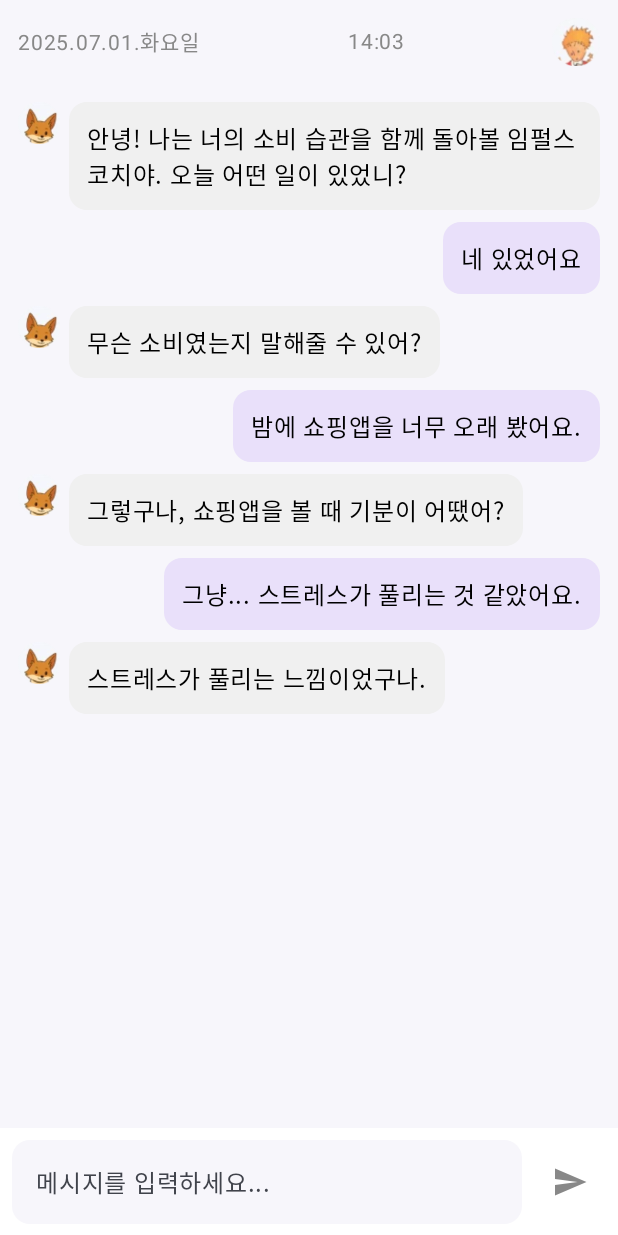
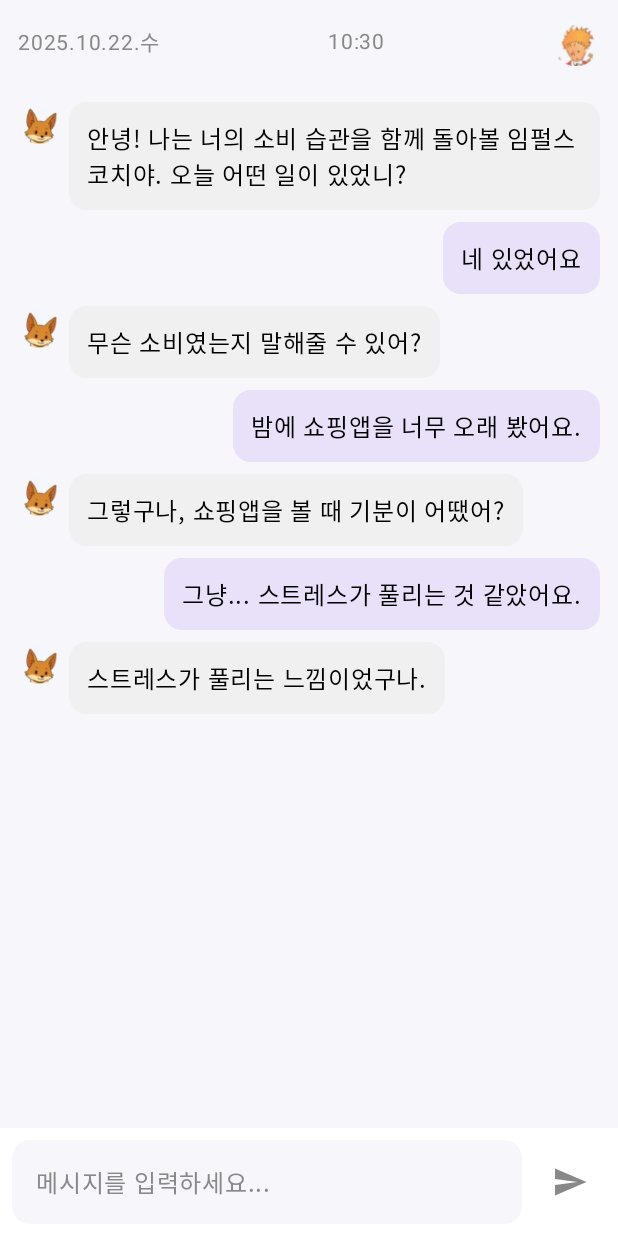
Before and after one commit to 2025-eStart/TETS, an Android app built with Jetpack Compose: the @Preview function PreviewChatScreen, on a phone screen of 412 x 824 dp. Run offline under Robolectric (Android 15) with nearby library versions, the phone set to English and light mode, and no system bars.

Commit message:
다크모드에서도 글자색 검정으로 고정

```diff
--- a/frontend-android/app/src/main/java/com/example/impulsecoachapp/ui/screens/chat/ChatScreen.kt
+++ b/frontend-android/app/src/main/java/com/example/impulsecoachapp/ui/screens/chat/ChatScreen.kt
@@ -1,4 +1,10 @@
 package com.example.impulsecoachapp.ui.screens.chat
+
+// [추가] 1. 날짜/시간 포맷팅을 위한 import
+import java.text.SimpleDateFormat
+import java.util.Date
+import java.util.Locale
+// [추가] ------------------------------
 
 import androidx.compose.foundation.Image
 import androidx.compose.foundation.background
@@ -24,8 +30,9 @@ import com.example.impulsecoachapp.R
 import com.example.impulsecoachapp.domain.model.ChatMessage
 import com.example.impulsecoachapp.ui.components.BottomTab
 import com.example.impulsecoachapp.ui.components.ScreenScaffold
-import com.example.impulsecoachapp.ui.theme.ImpulseCoachAppTheme // [추가] 2번 오류 해결
+import com.example.impulsecoachapp.ui.theme.ImpulseCoachAppTheme
 import kotlinx.coroutines.launch
+import androidx.compose.runtime.rememberCoroutineScope
 
 /**
  * 1. "Smart" Composable (Route)
@@ -46,7 +53,7 @@ fun ChatScreen(
         selectedTab = selectedTab,
         onTabSelected = onTabSelected
     ) { innerPadding ->
-        // 2. 상태와 람다를 "Dumb" Composable인 ChatScreenContent에 전달
+// 2. 상태와 람다를 "Dumb" Composable인 ChatScreenContent에 전달
         ChatScreenContent(
             modifier = Modifier.padding(innerPadding),
             messages = messages,
@@ -77,7 +84,7 @@ fun ChatScreenContent(
             .fillMaxSize()
             .background(Color(0xFFF7F6FB))
     ) {
-        TopDateTimeBar()
+        TopDateTimeBar() // [수정] 이 함수가 이제 현재 시간을 표시합니다.
         MessageList(
             messages = messages,
             modifier = Modifier.weight(1f)
@@ -91,7 +98,6 @@ fun ChatScreenContent(
 }
 
 
-// [수정 없음] UserInput (이전과 동일)
 @Composable
 fun UserInput(
     isLoading: Boolean,
@@ -123,7 +129,8 @@ fun UserInput(
             value = text,
             onValueChange = { text = it },
             modifier = Modifier.weight(1f),
-            placeholder = { Text("메시지를 입력하세요...") },
+            // [수정 1] 플레이스홀더 색상 Gray로 고정
+            placeholder = { Text("메시지를 입력하세요...", color = Color.Gray) },
             enabled = !isLoading,
             colors = TextFieldDefaults.colors(
                 focusedContainerColor = Color(0xFFF7F6FB),
@@ -131,6 +138,10 @@ fun UserInput(
                 disabledContainerColor = Color(0xFFF0F0F0),
                 focusedIndicatorColor = Color.Transparent,
                 unfocusedIndicatorColor = Color.Transparent,
+
+                // [수정 2] 입력 텍스트 색상 Black으로 고정
+                focusedTextColor = Color.Black,
+                unfocusedTextColor = Color.Black
             ),
             shape = RoundedCornerShape(12.dp)
         )
@@ -158,9 +169,17 @@ fun UserInput(
     }
 }
 
-// [수정 없음] TopDateTimeBar (이전과 동일)
+
 @Composable
 fun TopDateTimeBar() {
+// [추가] 2. remember를 사용해 현재 날짜/시간을 계산 (성능 최적화)
+    val (currentDate, currentTime) = remember {
+        val now = Date()
+        val dateFormat = SimpleDateFormat("yyyy.MM.dd.E", Locale.KOREAN)
+        val timeFormat = SimpleDateFormat("HH:mm", Locale.KOREAN)
+        dateFormat.format(now) to timeFormat.format(now)
+    }
+
     Row(
         modifier = Modifier
             .fillMaxWidth()
@@ -168,8 +187,9 @@ fun TopDateTimeBar() {
         horizontalArrangement = Arrangement.SpaceBetween,
         verticalAlignment = Alignment.CenterVertically
     ) {
-        Text("2025.07.01.화요일", fontSize = 14.sp, color = Color.Gray)
-        Text("14:03", fontSize = 14.sp, color = Color.Gray)
+// [수정] 3. 고정된 텍스트 대신 계산된 변수 사용
+        Text(currentDate, fontSize = 14.sp, color = Color.Gray)
+        Text(currentTime, fontSize = 14.sp, color = Color.Gray)
         Image(
             painter = painterResource(id = R.drawable.ic_user_profile),
             contentDescription = "User",
@@ -178,14 +198,14 @@ fun TopDateTimeBar() {
     }
 }
 
-// [수정 없음] MessageList (이전과 동일, 1번 오류 해결을 위해 import만 추가)
+
 @Composable
 fun MessageList(
     messages: List<ChatMessage>,
     modifier: Modifier = Modifier
 ) {
     val listState = rememberLazyListState()
-    val coroutineScope = rememberCoroutineScope() // [추가] 1번 오류 해결
+    val coroutineScope = rememberCoroutineScope()
 
     LaunchedEffect(messages.size) {
         if (messages.isNotEmpty()) {
@@ -208,7 +228,6 @@ fun MessageList(
     }
 }
 
-// [수정 없음] ChatBubble (이전과 동일)
 @Composable
 fun ChatBubble(message: ChatMessage) {
     when (message) {
@@ -228,7 +247,8 @@ fun ChatBubble(message: ChatMessage) {
                     .padding(12.dp)
                     .weight(1f, fill = false)
             ) {
-                Text(text = message.text, fontSize = 16.sp)
+                // [수정 3] 텍스트 색상 Black으로 고정
+                Text(text = message.text, fontSize = 16.sp, color = Color.Black)
             }
         }
         is ChatMessage.UserResponse -> Row(
@@ -241,21 +261,18 @@ fun ChatBubble(message: ChatMessage) {
                     .padding(12.dp)
                     .weight(1f, fill = false)
             ) {
-                Text(text = message.text, fontSize = 16.sp)
+                // [수정 4] 텍스트 색상 Black으로 고정
+                Text(text = message.text, fontSize = 16.sp, color = Color.Black)
             }
         }
     }
 }
 
-/**
- * 4. [수정] Preview가 "Dumb" Composable인 ChatScreenContent를 호출
- * - HiltViewModel()과 관련이 없어지므로 3번 오류가 해결됩니다.
- */
 @Preview(showSystemUi = true, showBackground = true)
 @Composable
 fun PreviewChatScreen() {
-    ImpulseCoachAppTheme { // 2번 오류 해결
-        // 가짜 데이터 생성
+    ImpulseCoachAppTheme {
+// 가짜 데이터 생성
         val fakeMessages = listOf(
             ChatMessage.GuideMessage("안녕! 나는 너의 소비 습관을 함께 돌아볼 임펄스 코치야. 오늘 어떤 일이 있었니?"),
             ChatMessage.UserResponse("네 있었어요"),
@@ -265,7 +282,6 @@ fun PreviewChatScreen() {
             ChatMessage.UserResponse("그냥... 스트레스가 풀리는 것 같았어요."),
             ChatMessage.GuideMessage("스트레스가 풀리는 느낌이었구나.")
         )
-
         ChatScreenContent(
             messages = fakeMessages,
             isLoading = false,
--- a/frontend-android/gradle/libs.versions.toml
+++ b/frontend-android/gradle/libs.versions.toml
@@ -13,6 +13,8 @@ composeBom = "2025.06.01"
 material = "1.8.3"
 retrofit = "2.9.0"
 coroutines-android = "1.7.1"
+composeMaterialIcons = "1.7.8"
+okhttp = "4.12.0"
 hilt = "2.50"
 hiltNavigationCompose = "1.2.0"
 kotlinKapt = "2.0.0"
@@ -63,6 +65,8 @@ androidx-espresso-core = { group = "androidx.test.espresso", name = "espresso-co
 androidx-ui-test-manifest = { group = "androidx.compose.ui", name = "ui-test-manifest" }
 androidx-ui-test-junit4 = { group = "androidx.compose.ui", name = "ui-test-junit4" }
 
+# OkHttp 로거
+logging-interceptor = { group = "com.squareup.okhttp3", name = "logging-interceptor", version.ref = "okhttp" }
 
 
 [plugins]
```
